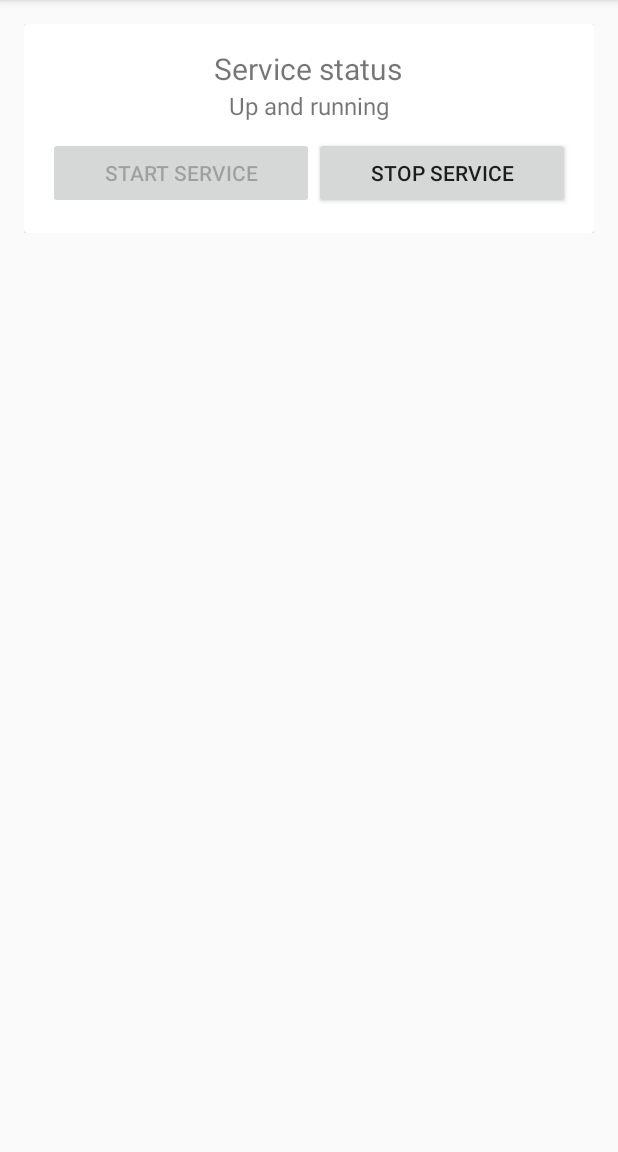
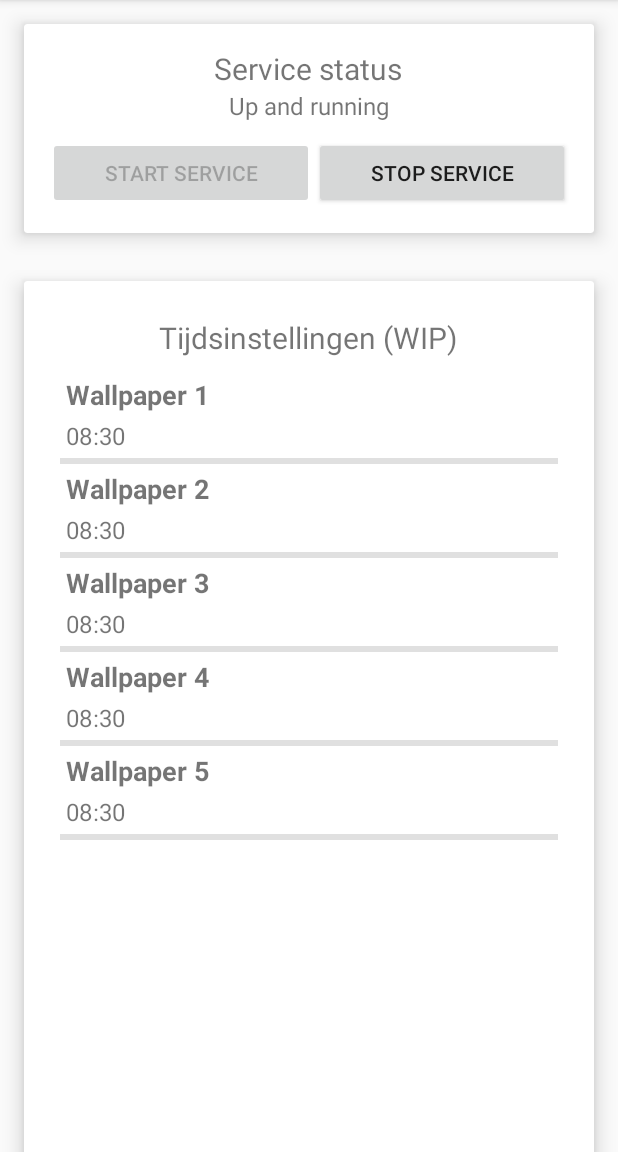
Before and after one commit to JensSchadron/WallpaperSwitcher, an Android app: the screen it shows after launch (MainActivity), after a tap on "START SERVICE", on a phone screen of 412 x 824 dp, the part 84-1236 px from its top. Run offline under Robolectric (Android 15) with nearby library versions, the phone set to English and light mode, and no system bars.

Commit message:
Toevoegen mogelijkheid om tijden aan te passen (WIP)

```diff
--- a/app/src/main/java/be/schadron/wallpaperswitcher/MainActivity.java
+++ b/app/src/main/java/be/schadron/wallpaperswitcher/MainActivity.java
@@ -2,6 +2,7 @@ package be.schadron.wallpaperswitcher;
 
 import android.app.AlarmManager;
 import android.app.PendingIntent;
+import android.app.TimePickerDialog;
 import android.content.Context;
 import android.content.Intent;
 import android.content.SharedPreferences;
@@ -9,19 +10,28 @@ import android.os.Bundle;
 import android.support.v7.app.AppCompatActivity;
 import android.util.Log;
 import android.view.View;
+import android.widget.AdapterView;
 import android.widget.Button;
+import android.widget.ListView;
 import android.widget.TextView;
+import android.widget.TimePicker;
 
+import java.util.ArrayList;
+import java.util.Arrays;
 import java.util.Calendar;
 import java.util.GregorianCalendar;
+import java.util.Locale;
+
+import be.schadron.wallpaperswitcher.adapters.TimeSettingsAdapter;
+import be.schadron.wallpaperswitcher.util.ViewSizeHelper;
 
 public class MainActivity extends AppCompatActivity {
     private final static String PREF_SERV_ENABLED_KEY = "serv_enabled";
     private final static String PREF_SERV_STATUS_KEY = "serv_status";
+    private final static String[] PREF_REQUESTCODE_TIME = {"20700", "20701", "20702", "20703", "20704"};
 
     private AlarmManager alarmMgr;
 
-    private SharedPreferences.Editor editor;
     private SharedPreferences pref;
 
     @Override
@@ -35,6 +45,7 @@ public class MainActivity extends AppCompatActivity {
 
         setupStatus();
         setupOnClickListeners();
+        setupTimeSettings();
     }
 
     private void setupStatus() {
@@ -96,14 +107,37 @@ public class MainActivity extends AppCompatActivity {
         });
     }
 
+    private void setupTimeSettings() {
+        final ListView listView = (ListView) findViewById(R.id.lv_timestap_settings);
+
+        listView.setAdapter(new TimeSettingsAdapter(MainActivity.this, new ArrayList<String>(){{
+            for (String aPREF_REQUESTCODE_TIME : PREF_REQUESTCODE_TIME) {
+                add(String.format(Locale.ROOT, "Wallpaper %d-%s", (Integer.parseInt(aPREF_REQUESTCODE_TIME.substring(4))) + 1, getRequestcodeTime(aPREF_REQUESTCODE_TIME)));
+            }
+        }}));
+        listView.setOnItemClickListener(new AdapterView.OnItemClickListener() {
+            @Override
+            public void onItemClick(AdapterView<?> adapterView, View view, final int pos, long l) {
+                new TimePickerDialog(MainActivity.this, new TimePickerDialog.OnTimeSetListener() {
+                    @Override
+                    public void onTimeSet(TimePicker timePicker, int hour, int minutes) {
+                        setRequestcodeTime("2070" + pos, String.format(Locale.ROOT, "%02d:%02d", hour, minutes));
+                        setupTimeSettings();
+                    }
+                }, Integer.parseInt(getRequestcodeTime("2070" + pos).split(":")[0]), Integer.parseInt(getRequestcodeTime("2070" + pos).split(":")[1]), true).show();
+            }
+        });
+        ViewSizeHelper.setListViewSize(listView);
+    }
+
     private void scheduleAlarms() {
         Log.i("Wallpaper Switcher", "Service is being started.");
-        for (Integer requestcode : AlarmReceiver.REQUEST_CODES.keySet()) {
-            String time = AlarmReceiver.REQUEST_CODES.get(requestcode);
+        for (String requestcode : PREF_REQUESTCODE_TIME) {
+            String time = getRequestcodeTime(requestcode);
 
             Intent i = new Intent(getApplicationContext(), AlarmReceiver.class);
             i.putExtra("request code", requestcode);
-            final PendingIntent pIntent = PendingIntent.getBroadcast(this, requestcode, i, PendingIntent.FLAG_UPDATE_CURRENT);
+            final PendingIntent pIntent = PendingIntent.getBroadcast(this, Integer.parseInt(requestcode), i, PendingIntent.FLAG_UPDATE_CURRENT);
 
             int hour = Integer.parseInt(time.split(":")[0]);
             int minute = Integer.parseInt(time.split(":")[1]);
@@ -126,9 +160,9 @@ public class MainActivity extends AppCompatActivity {
 
     private void cancelAlarms() {
         Log.i("Wallpaper Switcher", "Service is being cancelled.");
-        for (Integer requestcode : AlarmReceiver.REQUEST_CODES.keySet()) {
+        for (String requestcode : PREF_REQUESTCODE_TIME) {
             Intent i = new Intent(getApplicationContext(), AlarmReceiver.class);
-            final PendingIntent pIntent = PendingIntent.getBroadcast(this, requestcode, i, PendingIntent.FLAG_UPDATE_CURRENT);
+            final PendingIntent pIntent = PendingIntent.getBroadcast(this, Integer.parseInt(requestcode), i, PendingIntent.FLAG_UPDATE_CURRENT);
 
             alarmMgr.cancel(pIntent);
         }
@@ -156,4 +190,14 @@ public class MainActivity extends AppCompatActivity {
     private void switchServiceEnabled() {
         pref.edit().putBoolean(PREF_SERV_ENABLED_KEY, (!isServiceEnabled())).apply();
     }
+
+    private String getRequestcodeTime(String requestcode){
+        return pref.getString(requestcode, "08:30");
+    }
+
+    private void setRequestcodeTime(String requestcode, String time){
+        pref.edit().putString(requestcode, time).apply();
+    }
+
+
 }
--- /dev/null
+++ b/app/src/main/java/be/schadron/wallpaperswitcher/adapters/TimeSettingsAdapter.java
@@ -0,0 +1,46 @@
+package be.schadron.wallpaperswitcher.adapters;
+
+import android.content.Context;
+import android.view.LayoutInflater;
+import android.view.View;
+import android.view.ViewGroup;
+import android.widget.ArrayAdapter;
+import android.widget.TextView;
+
+import java.util.ArrayList;
+
+import be.schadron.wallpaperswitcher.R;
+
+/**
+ * Created by jenss on 1/09/2016.
+ */
+public class TimeSettingsAdapter extends ArrayAdapter<String> {
+    private static class ViewHolder {
+        private TextView title;
+        private TextView subtitle;
+    }
+
+    public TimeSettingsAdapter(Context context, ArrayList<String> arrayList) {
+        super(context, R.layout.listview_timesettings_item, arrayList);
+    }
+
+    @Override
+    public View getView(int position, View convertView, ViewGroup parent) {
+        ViewHolder viewHolder;
+        if (convertView == null) {
+            viewHolder = new ViewHolder();
+            LayoutInflater inflater = LayoutInflater.from(getContext());
+            convertView = inflater.inflate(R.layout.listview_timesettings_item, parent, false);
+            viewHolder.title = (TextView) convertView.findViewById(R.id.titel);
+            viewHolder.subtitle = (TextView) convertView.findViewById(R.id.subtitel);
+
+            convertView.setTag(viewHolder);
+        } else {
+            viewHolder = (ViewHolder) convertView.getTag();
+        }
+
+        viewHolder.title.setText(getItem(position).split("-")[0]);
+        viewHolder.subtitle.setText(getItem(position).split("-")[1]);
+        return convertView;
+    }
+}
--- /dev/null
+++ b/app/src/main/java/be/schadron/wallpaperswitcher/util/ViewSizeHelper.java
@@ -0,0 +1,65 @@
+package be.schadron.wallpaperswitcher.util;
+
+import android.view.View;
+import android.view.ViewGroup;
+import android.widget.GridView;
+import android.widget.ListAdapter;
+import android.widget.ListView;
+
+/**
+ * Created by jenss on 7/05/2016.
+ */
+public class ViewSizeHelper {
+    // http://stackoverflow.com/a/17765520
+    public static void setListViewSize(ListView list) {
+        ListAdapter myListAdapter = list.getAdapter();
+        if (myListAdapter == null) {
+            //do nothing return null
+            return;
+        }
+
+        //set listAdapter in loop for getting final size
+        int desiredWidth = View.MeasureSpec.makeMeasureSpec(list.getWidth(), View.MeasureSpec.AT_MOST);
+        int totalHeight = 0;
+        View view = null;
+        for (int i = 0; i < myListAdapter.getCount(); i++) {
+            view = myListAdapter.getView(i, view, list);
+            if (i == 0) {
+                view.setLayoutParams(new ViewGroup.LayoutParams(desiredWidth, ViewGroup.LayoutParams.WRAP_CONTENT));
+            }
+            view.measure(desiredWidth, View.MeasureSpec.UNSPECIFIED);
+            totalHeight += view.getMeasuredHeight();
+        }
+
+        //setting listview item in adapter
+        ViewGroup.LayoutParams params = list.getLayoutParams();
+        params.height = totalHeight + (list.getDividerHeight() * (myListAdapter.getCount() - 1));
+        list.setLayoutParams(params);
+    }
+
+    public static void setGridViewSize(GridView grid) {
+        ListAdapter myListAdapter = grid.getAdapter();
+        if (myListAdapter == null) {
+            //do nothing return null
+            return;
+        }
+
+        //set listAdapter in loop for getting final size
+        int desiredWidth = View.MeasureSpec.makeMeasureSpec(grid.getWidth()/grid.getNumColumns(), View.MeasureSpec.AT_MOST);
+        int totalHeight = 0;
+        View view = null;
+        for (int i = 0; i < ((myListAdapter.getCount() / grid.getNumColumns()) + myListAdapter.getCount() % grid.getNumColumns()); i++) {
+            view = myListAdapter.getView(i, view, grid);
+            if (i == 0) {
+                view.setLayoutParams(new GridView.LayoutParams(desiredWidth, ViewGroup.LayoutParams.WRAP_CONTENT));
+            }
+            view.measure(desiredWidth, View.MeasureSpec.makeMeasureSpec(0, View.MeasureSpec.UNSPECIFIED));
+            totalHeight += view.getMeasuredHeight();
+        }
+
+        //setting listview item in adapter
+        ViewGroup.LayoutParams params = grid.getLayoutParams();
+        params.height = totalHeight + (grid.getHorizontalSpacing() * (((myListAdapter.getCount() - 1) / grid.getNumColumns()) + (myListAdapter.getCount() % grid.getNumColumns())));
+        grid.setLayoutParams(params);
+    }
+}
--- a/app/src/main/res/layout/activity_main.xml
+++ b/app/src/main/res/layout/activity_main.xml
@@ -1,20 +1,22 @@
 <?xml version="1.0" encoding="utf-8"?>
 <ScrollView xmlns:android="http://schemas.android.com/apk/res/android"
+    xmlns:app="http://schemas.android.com/apk/res-auto"
     xmlns:tools="http://schemas.android.com/tools"
     android:layout_width="match_parent"
     android:layout_height="wrap_content"
     tools:context="be.schadron.wallpaperswitcher.MainActivity">
 
-    <LinearLayout
+    <RelativeLayout
         android:layout_width="match_parent"
         android:layout_height="wrap_content"
-        android:layout_margin="16dp"
         android:orientation="vertical">
 
         <android.support.v7.widget.CardView
+            android:id="@+id/view"
             android:layout_width="match_parent"
             android:layout_height="wrap_content"
-            android:padding="16dp">
+            android:layout_margin="16dp"
+            app:cardElevation="8dp">
 
             <LinearLayout
                 android:layout_width="match_parent"
@@ -25,22 +27,22 @@
                 <TextView
                     android:layout_width="wrap_content"
                     android:layout_height="wrap_content"
-                    android:textSize="20sp"
                     android:layout_gravity="center"
-                    android:text="@string/tv_service_status" />
+                    android:text="@string/tv_service_status"
+                    android:textSize="20sp" />
 
                 <TextView
                     android:id="@+id/tv_service_status"
                     android:layout_width="wrap_content"
                     android:layout_height="wrap_content"
-                    android:textSize="16sp"
                     android:layout_gravity="center"
-                    android:text=""/>
+                    android:text=""
+                    android:textSize="16sp" />
 
                 <LinearLayout
-                    android:layout_marginTop="10dp"
                     android:layout_width="match_parent"
                     android:layout_height="match_parent"
+                    android:layout_marginTop="10dp"
                     android:orientation="horizontal">
 
                     <Button
@@ -68,9 +70,36 @@
 
         <android.support.v7.widget.CardView
             android:layout_width="match_parent"
-            android:layout_height="wrap_content">
+            android:layout_height="wrap_content"
+            android:layout_alignParentStart="true"
+            android:layout_below="@+id/view"
+            android:layout_margin="16dp"
+            app:cardElevation="8dp">
+
+            <LinearLayout
+                android:layout_width="match_parent"
+                android:layout_height="wrap_content"
+                android:layout_margin="16dp"
+                android:orientation="vertical"
+                android:padding="8dp">
+
+                <TextView
+                    android:layout_width="wrap_content"
+                    android:layout_height="wrap_content"
+                    android:layout_gravity="center_horizontal"
+                    android:layout_marginBottom="8dp"
+                    android:text="Tijdsinstellingen (WIP)"
+                    android:textSize="20sp" />
+
+                <ListView
+                    android:id="@+id/lv_timestap_settings"
+                    android:layout_width="match_parent"
+                    android:layout_height="wrap_content"
+                    android:dividerHeight="4dp"/>
+
+            </LinearLayout>
 
         </android.support.v7.widget.CardView>
 
-    </LinearLayout>
+    </RelativeLayout>
 </ScrollView>
--- /dev/null
+++ b/app/src/main/res/layout/listview_timesettings_item.xml
@@ -0,0 +1,22 @@
+<?xml version="1.0" encoding="utf-8"?>
+<LinearLayout xmlns:android="http://schemas.android.com/apk/res/android"
+    android:layout_width="match_parent"
+    android:layout_height="wrap_content"
+    android:orientation="vertical"
+    android:padding="4dp">
+
+    <TextView
+        android:id="@+id/titel"
+        android:layout_width="wrap_content"
+        android:layout_height="wrap_content"
+        android:layout_marginBottom="4dp"
+        android:textSize="18sp"
+        android:textStyle="bold" />
+
+    <TextView
+        android:id="@+id/subtitel"
+        android:layout_width="wrap_content"
+        android:layout_height="wrap_content"
+        android:textSize="16sp" />
+
+</LinearLayout>
```
